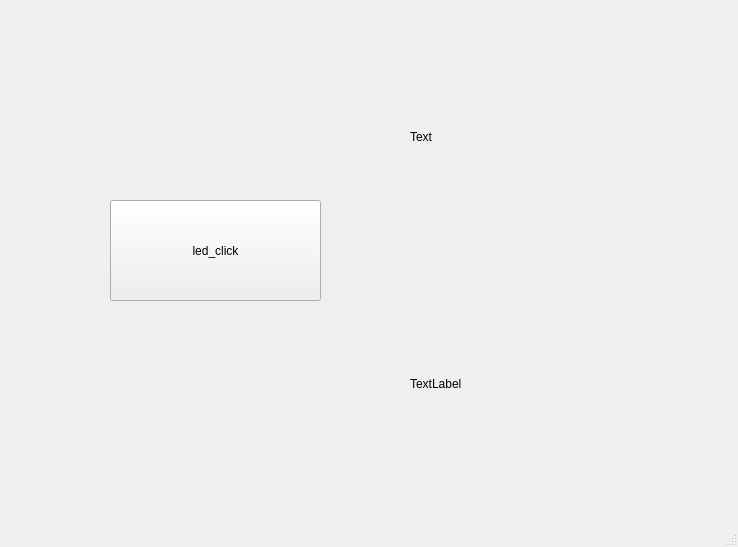
Before: the Qt Designer form LED_Humi/mainwindow.ui in deathofnine/iot-gateway-device, drawn with Qt 5.
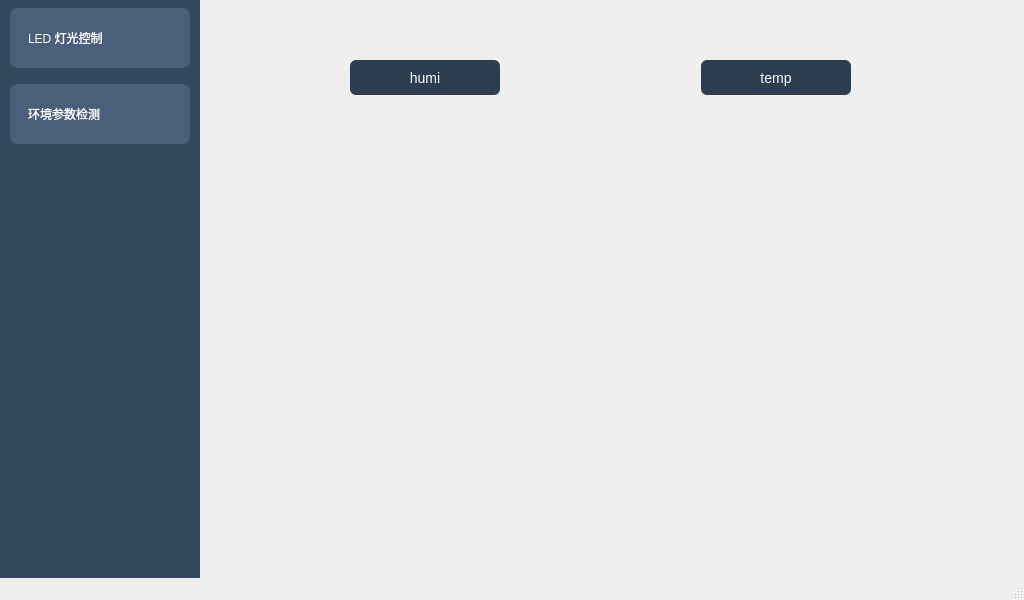
After: the same form once the commit is applied. Custom widgets are drawn as their Qt base class.

Patch:
```diff
--- a/LED_Humi/mainwindow.ui
+++ b/LED_Humi/mainwindow.ui
@@ -6,80 +6,192 @@
    <rect>
     <x>0</x>
     <y>0</y>
-    <width>738</width>
-    <height>547</height>
+    <width>1024</width>
+    <height>600</height>
    </rect>
   </property>
   <property name="windowTitle">
    <string>MainWindow</string>
   </property>
   <widget class="QWidget" name="centralwidget">
-   <widget class="QWidget" name="layoutWidget">
+   <widget class="QListWidget" name="listWidget">
     <property name="geometry">
      <rect>
-      <x>410</x>
-      <y>130</y>
-      <width>151</width>
-      <height>261</height>
+      <x>0</x>
+      <y>0</y>
+      <width>200</width>
+      <height>600</height>
      </rect>
     </property>
-    <layout class="QVBoxLayout" name="verticalLayout">
-     <item>
-      <widget class="QLabel" name="humi">
-       <property name="text">
-        <string>Text</string>
-       </property>
-      </widget>
-     </item>
-     <item>
-      <spacer name="verticalSpacer">
-       <property name="orientation">
-        <enum>Qt::Vertical</enum>
-       </property>
-       <property name="sizeHint" stdset="0">
-        <size>
-         <width>20</width>
-         <height>40</height>
-        </size>
-       </property>
-      </spacer>
-     </item>
-     <item>
-      <widget class="QLabel" name="temp">
-       <property name="text">
-        <string>TextLabel</string>
-       </property>
-      </widget>
-     </item>
-    </layout>
+    <property name="styleSheet">
+     <string notr="true">QListWidget {
+    background-color: #34495e;
+    border: none;
+}
+QListWidget::item {
+    height: 60px;          /* 条目高度，像大按钮 */
+    font-size: 15px;
+    color: #ffffff;
+    padding-left: 15px;
+    margin: 8px 10px;      /* 上下左右边距，实现条目分开 */
+    border-radius: 8px;
+    background-color: #4a5f7a;
+}
+/* 鼠标悬浮效果 */
+QListWidget::item:hover {
+    background-color: #577094;
+}
+/* 选中高亮效果 */
+QListWidget::item:selected {
+    background-color: #409eff;
+    color: #fff;
+}</string>
+    </property>
+    <item>
+     <property name="text">
+      <string>LED 灯光控制</string>
+     </property>
+    </item>
+    <item>
+     <property name="text">
+      <string>环境参数检测</string>
+     </property>
+    </item>
+   </widget>
+   <widget class="QStackedWidget" name="stackedWidget">
+    <property name="geometry">
+     <rect>
+      <x>200</x>
+      <y>0</y>
+      <width>824</width>
+      <height>600</height>
+     </rect>
+    </property>
+    <property name="currentIndex">
+     <number>1</number>
+    </property>
+    <widget class="QWidget" name="led_control">
+     <widget class="QPushButton" name="LED_pushButton">
+      <property name="geometry">
+       <rect>
+        <x>290</x>
+        <y>220</y>
+        <width>211</width>
+        <height>101</height>
+       </rect>
+      </property>
+      <property name="styleSheet">
+       <string notr="true">background-color: #409eff;
+color: white;
+border-radius: 8px;
+font-size: 14px;
+font-weight: bold;</string>
+      </property>
+      <property name="text">
+       <string>led_click</string>
+      </property>
+     </widget>
+    </widget>
+    <widget class="QWidget" name="envir_show">
+     <widget class="QWidget" name="horizontalLayoutWidget">
+      <property name="geometry">
+       <rect>
+        <x>150</x>
+        <y>60</y>
+        <width>501</width>
+        <height>35</height>
+       </rect>
+      </property>
+      <layout class="QHBoxLayout" name="horizontalLayout">
+       <item>
+        <widget class="QLabel" name="humi">
+         <property name="minimumSize">
+          <size>
+           <width>150</width>
+           <height>30</height>
+          </size>
+         </property>
+         <property name="styleSheet">
+          <string notr="true">background-color: #2c3e50;
+color: #ffffff;
+padding: 8px;
+border-radius: 6px;
+font-size: 14px;</string>
+         </property>
+         <property name="text">
+          <string>humi</string>
+         </property>
+         <property name="alignment">
+          <set>Qt::AlignCenter</set>
+         </property>
+        </widget>
+       </item>
+       <item>
+        <spacer name="horizontalSpacer">
+         <property name="orientation">
+          <enum>Qt::Horizontal</enum>
+         </property>
+         <property name="sizeHint" stdset="0">
+          <size>
+           <width>30</width>
+           <height>20</height>
+          </size>
+         </property>
+        </spacer>
+       </item>
+       <item>
+        <widget class="QLabel" name="temp">
+         <property name="minimumSize">
+          <size>
+           <width>150</width>
+           <height>30</height>
+          </size>
+         </property>
+         <property name="styleSheet">
+          <string notr="true">background-color: #2c3e50;
+color: #ffffff;
+padding: 8px;
+border-radius: 6px;
+font-size: 14px;</string>
+         </property>
+         <property name="text">
+          <string>temp</string>
+         </property>
+         <property name="alignment">
+          <set>Qt::AlignCenter</set>
+         </property>
+        </widget>
+       </item>
+      </layout>
+     </widget>
+     <widget class="QCustomPlot" name="plot" native="true">
+      <property name="geometry">
+       <rect>
+        <x>90</x>
+        <y>130</y>
+        <width>661</width>
+        <height>401</height>
+       </rect>
+      </property>
+     </widget>
+    </widget>
    </widget>
    <widget class="QLabel" name="label_bg">
+    <property name="enabled">
+     <bool>true</bool>
+    </property>
     <property name="geometry">
      <rect>
       <x>0</x>
-      <y>-10</y>
-      <width>741</width>
-      <height>471</height>
+      <y>0</y>
+      <width>1024</width>
+      <height>600</height>
      </rect>
     </property>
     <property name="text">
      <string/>
     </property>
    </widget>
-   <widget class="QPushButton" name="LED_pushButton">
-    <property name="geometry">
-     <rect>
-      <x>110</x>
-      <y>200</y>
-      <width>211</width>
-      <height>101</height>
-     </rect>
-    </property>
-    <property name="text">
-     <string>led_click</string>
-    </property>
-   </widget>
-   <zorder>LED_pushButton</zorder>
    <zorder>label_bg</zorder>
    <zorder>layoutWidget</zorder>
   </widget>
@@ -95,6 +207,14 @@
   </widget>
   <widget class="QStatusBar" name="statusbar"/>
  </widget>
+ <customwidgets>
+  <customwidget>
+   <class>QCustomPlot</class>
+   <extends>QWidget</extends>
+   <header>qcustomplot.h</header>
+   <container>1</container>
+  </customwidget>
+ </customwidgets>
  <resources/>
  <connections/>
 </ui>
```
Left out of the diff: 5 changed lines with no effect on the pictures.
